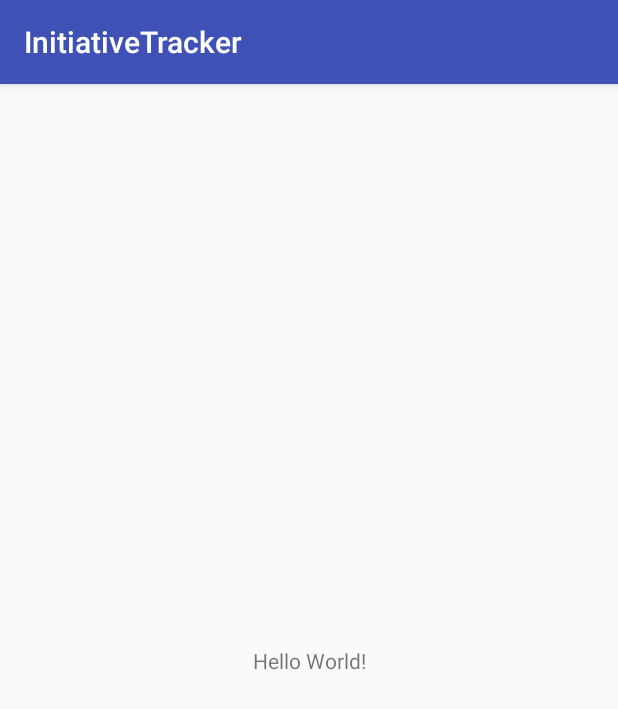
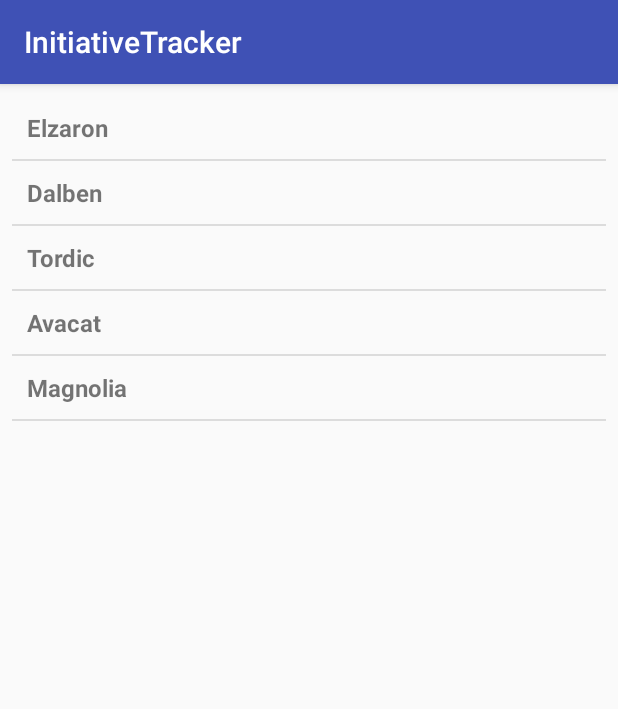
Before and after one commit to Blake-Howard/InitiativeTracker, an Android app: the screen it shows after launch (MainActivity), on a phone screen of 412 x 824 dp. Shown: the top 709 px of the screen. Run offline under Robolectric (Android 15) with nearby library versions, the phone set to English and light mode, and no system bars.

Commit message:
Display Basic List

```diff
--- a/app/src/main/java/rpg/howb/initiativetracker/MainActivity.java
+++ b/app/src/main/java/rpg/howb/initiativetracker/MainActivity.java
@@ -2,13 +2,23 @@ package rpg.howb.initiativetracker;
 
 import android.support.v7.app.AppCompatActivity;
 import android.os.Bundle;
+import android.view.Menu;
+import android.widget.ArrayAdapter;
+import android.widget.ListView;
 
 public class MainActivity extends AppCompatActivity {
+
+    //Basic Array of strings
+    String[] players = {"Elzaron", "Dalben", "Tordic", "Avacat", "Magnolia"};
 
     @Override
     protected void onCreate(Bundle savedInstanceState) {
         super.onCreate(savedInstanceState);
         setContentView(R.layout.activity_main);
-        //Repo Test
+
+        ArrayAdapter adapter = new ArrayAdapter<String>(this, R.layout.activity_listview, players);
+
+        ListView listView = (ListView) findViewById(R.id.player_list);
+        listView.setAdapter(adapter);
     }
 }
--- /dev/null
+++ b/app/src/main/res/layout/activity_listview.xml
@@ -0,0 +1,10 @@
+<?xml version="1.0" encoding="utf-8"?>
+
+<TextView xmlns:android="http://schemas.android.com/apk/res/android"
+    android:id="@+id/label"
+    android:layout_width="fill_parent"
+    android:layout_height="fill_parent"
+    android:padding="10dip"
+    android:textSize="16dip"
+    android:textStyle="bold" >
+</TextView>
--- a/app/src/main/res/layout/activity_main.xml
+++ b/app/src/main/res/layout/activity_main.xml
@@ -4,15 +4,35 @@
     xmlns:tools="http://schemas.android.com/tools"
     android:layout_width="match_parent"
     android:layout_height="match_parent"
-    tools:context="rpg.howb.initiativetracker.MainActivity">
+    tools:context="rpg.howb.initiativetracker.MainActivity"
+    tools:layout_editor_absoluteY="81dp"
+    tools:layout_editor_absoluteX="0dp">
 
-    <TextView
-        android:layout_width="wrap_content"
-        android:layout_height="wrap_content"
-        android:text="Hello World!"
+    <LinearLayout
+        android:layout_width="0dp"
+        android:layout_height="0dp"
+        android:orientation="horizontal"
+        tools:layout_constraintTop_creator="1"
+        tools:layout_constraintRight_creator="1"
+        tools:layout_constraintBottom_creator="1"
+        android:layout_marginStart="8dp"
         app:layout_constraintBottom_toBottomOf="parent"
+        android:layout_marginEnd="8dp"
+        app:layout_constraintRight_toRightOf="parent"
+        android:layout_marginTop="8dp"
+        tools:layout_constraintLeft_creator="1"
+        android:layout_marginBottom="8dp"
         app:layout_constraintLeft_toLeftOf="parent"
-        app:layout_constraintRight_toRightOf="parent"
-        app:layout_constraintTop_toTopOf="parent" />
+        app:layout_constraintTop_toTopOf="parent"
+        android:layout_marginLeft="8dp"
+        android:layout_marginRight="8dp">
+
+        <ListView
+            android:id="@+id/player_list"
+            android:layout_width="match_parent"
+            android:layout_height="match_parent"
+            tools:layout_editor_absoluteX="8dp"
+            tools:layout_editor_absoluteY="8dp" />
+    </LinearLayout>
 
 </android.support.constraint.ConstraintLayout>
```
